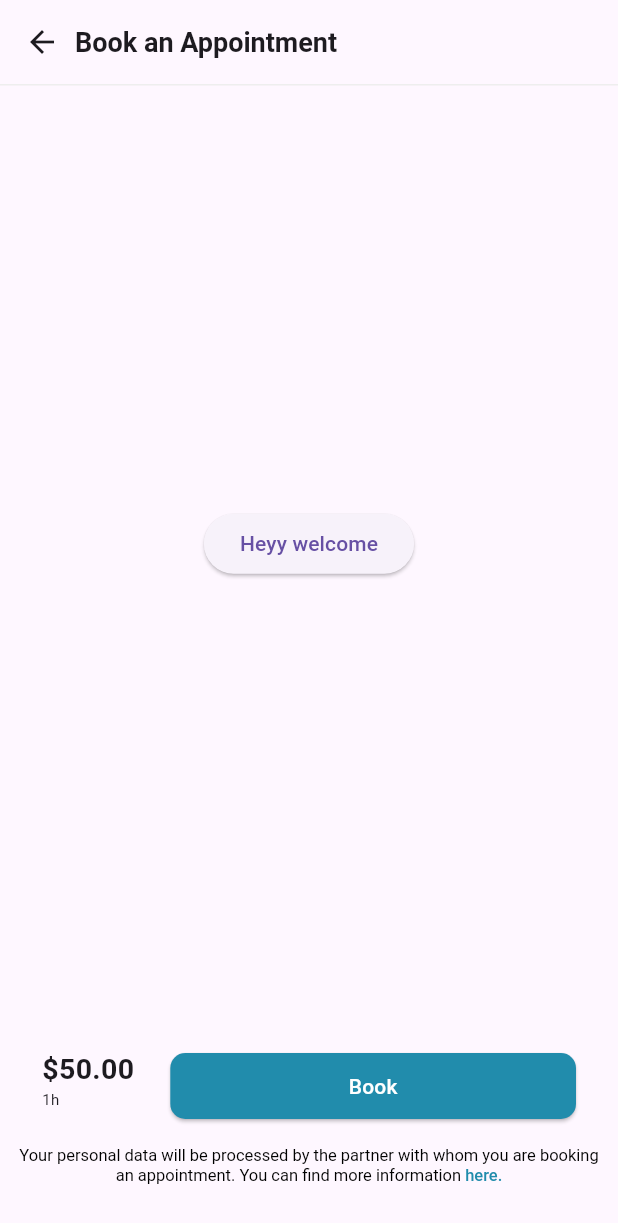
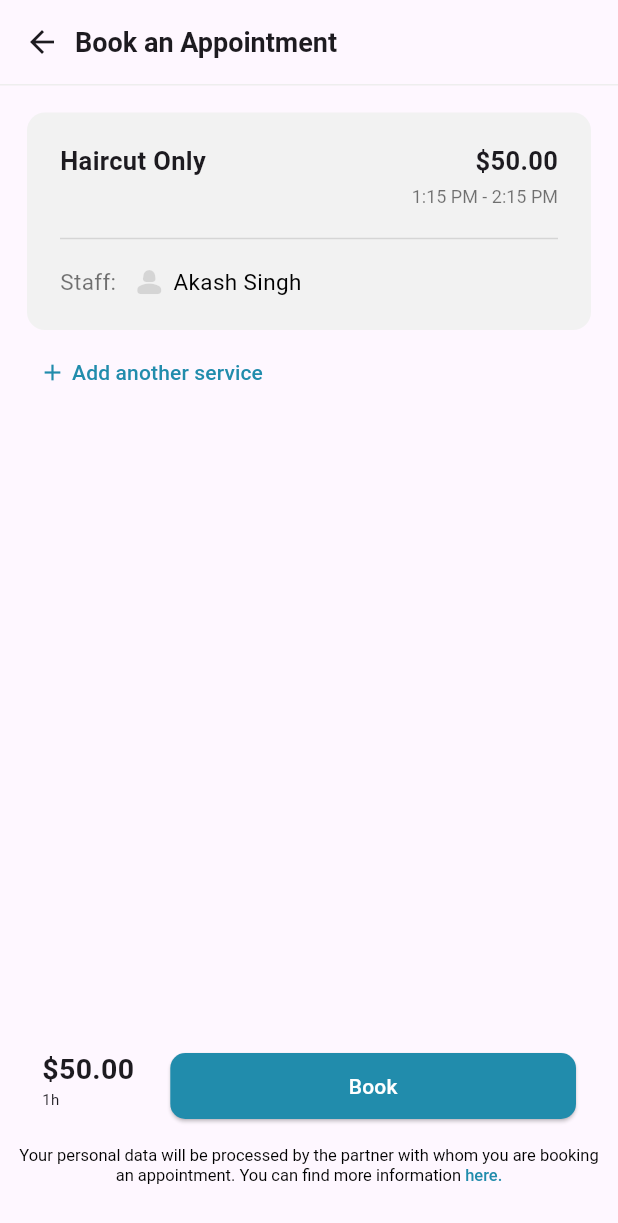
Before and after one commit to akash-singh8/flutterDev, a Flutter app: the Appointment screen opened directly, on a phone screen of 412 x 824 dp. Shown: the top 1223 px of the screen. Run offline on Flutter 3.47's test engine with Material 3 defaults, Android fonts, the phone set to English and light mode, and no system bars.

Commit message:
appointment: added summary component

```diff
--- a/lib/appointment.dart
+++ b/lib/appointment.dart
@@ -1,5 +1,6 @@
 import 'package:flutter/material.dart';
 import 'footer.dart';
+import "summary.dart";
 
 class Appointment extends StatelessWidget {
   const Appointment({super.key});
@@ -33,12 +34,10 @@ class Appointment extends StatelessWidget {
           ),
         ),
       ),
-      body: Center(
-        child: ElevatedButton(
-          onPressed: () {},
-          child: const Text("Heyy welcome"),
-        ),
-      ),
+      body: const Column(children: [
+        Summary(),
+        AddServiceButton(),
+      ]),
       bottomNavigationBar: const Footer(),
     );
   }
--- /dev/null
+++ b/lib/summary.dart
@@ -0,0 +1,93 @@
+import "package:flutter/material.dart";
+
+class Summary extends StatelessWidget {
+  const Summary({super.key});
+
+  @override
+  Widget build(BuildContext context) {
+    return Container(
+      padding: const EdgeInsets.symmetric(horizontal: 22, vertical: 20),
+      margin: const EdgeInsets.fromLTRB(18, 18, 18, 4),
+      decoration: BoxDecoration(
+        color: const Color.fromARGB(255, 242, 242, 242),
+        borderRadius: BorderRadius.circular(12), // Add border radius
+      ),
+      child: const Column(
+        children: [
+          Row(
+              mainAxisAlignment: MainAxisAlignment.spaceBetween,
+              crossAxisAlignment: CrossAxisAlignment.start,
+              children: [
+                Text(
+                  "Haircut Only",
+                  style: TextStyle(fontWeight: FontWeight.bold, fontSize: 17),
+                ),
+                Column(
+                  crossAxisAlignment: CrossAxisAlignment.end,
+                  children: [
+                    Text(
+                      "\$50.00",
+                      style:
+                          TextStyle(fontWeight: FontWeight.bold, fontSize: 17),
+                    ),
+                    Text(
+                      "1:15 PM - 2:15 PM",
+                      style: TextStyle(
+                          fontWeight: FontWeight.w400,
+                          fontSize: 12,
+                          color: Colors.black54,
+                          letterSpacing: 0,
+                          height: 1.9),
+                    )
+                  ],
+                )
+              ]),
+          SizedBox(height: 9),
+          Divider(
+            color: Colors.black12,
+            thickness: 1,
+          ),
+          SizedBox(height: 9),
+          Row(
+            children: [
+              Text("Staff:",
+                  style: TextStyle(color: Colors.black54, fontSize: 15)),
+              SizedBox(width: 10),
+              Icon(Icons.person_2_rounded, color: Colors.black12),
+              SizedBox(width: 4),
+              Text("Akash Singh",
+                  style: TextStyle(color: Colors.black, fontSize: 15))
+            ],
+          )
+        ],
+      ),
+    );
+  }
+}
+
+class AddServiceButton extends StatelessWidget {
+  const AddServiceButton({super.key});
+
+  @override
+  Widget build(BuildContext context) {
+    return Padding(
+      padding: const EdgeInsets.only(left: 14.0),
+      child: TextButton(
+        style: TextButton.styleFrom(
+          backgroundColor: Colors.transparent,
+          foregroundColor: Color(0xFF218CAC),
+        ),
+        onPressed: () {
+          // Your button tap action here
+        },
+        child: const Row(
+          children: [
+            Icon(Icons.add),
+            SizedBox(width: 4),
+            Text('Add another service'),
+          ],
+        ),
+      ),
+    );
+  }
+}
```
